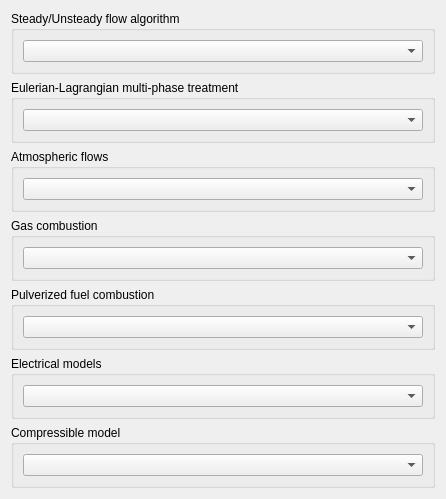
This is gui/Pages/AnalysisFeaturesForm.ui in code-saturne/code_saturne as Qt 5 draws it before an edit. The edited form follows.
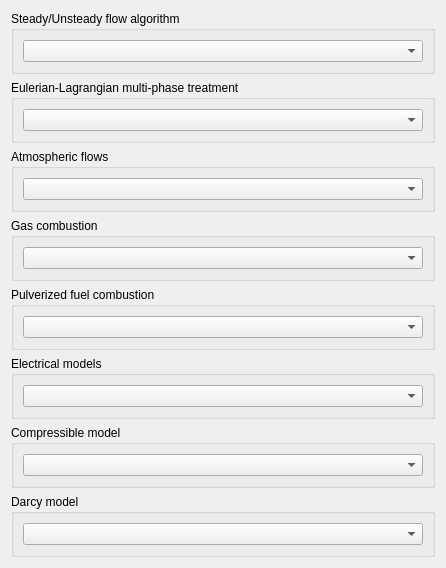
This is the edited form.

Commit message: add darcy module in GUI

What changed in the file:
```diff
--- a/gui/Pages/AnalysisFeaturesForm.ui
+++ b/gui/Pages/AnalysisFeaturesForm.ui
@@ -6,14 +6,14 @@
    <rect>
     <x>0</x>
     <y>0</y>
-    <width>436</width>
-    <height>498</height>
+    <width>432</width>
+    <height>528</height>
    </rect>
   </property>
   <property name="windowTitle">
    <string>Form</string>
   </property>
-  <layout class="QGridLayout" name="gridLayout_2">
+  <layout class="QGridLayout" name="gridLayout_3">
    <item row="0" column="0">
     <widget class="QGroupBox" name="groupBoxSteadyFlow">
      <property name="title">
@@ -400,6 +400,67 @@
     </widget>
    </item>
    <item row="7" column="0">
+    <widget class="QGroupBox" name="groupBoxDarcy">
+     <property name="title">
+      <string>Darcy model</string>
+     </property>
+     <layout class="QGridLayout" name="gridLayout_2">
+      <item row="0" column="0">
+       <layout class="QHBoxLayout" name="horizontalLayout_2">
+        <item>
+         <spacer>
+          <property name="orientation">
+           <enum>Qt::Horizontal</enum>
+          </property>
+          <property name="sizeHint" stdset="0">
+           <size>
+            <width>16</width>
+            <height>22</height>
+           </size>
+          </property>
+         </spacer>
+        </item>
+        <item>
+         <widget class="QComboBox" name="comboBoxDarcy">
+          <property name="minimumSize">
+           <size>
+            <width>400</width>
+            <height>0</height>
+           </size>
+          </property>
+          <property name="sizeIncrement">
+           <size>
+            <width>0</width>
+            <height>0</height>
+           </size>
+          </property>
+          <property name="toolTip">
+           <string>Code_Saturne key word: ICOMPF</string>
+          </property>
+          <property name="statusTip">
+           <string>Select the combustion modelling</string>
+          </property>
+         </widget>
+        </item>
+        <item>
+         <spacer>
+          <property name="orientation">
+           <enum>Qt::Horizontal</enum>
+          </property>
+          <property name="sizeHint" stdset="0">
+           <size>
+            <width>17</width>
+            <height>22</height>
+           </size>
+          </property>
+         </spacer>
+        </item>
+       </layout>
+      </item>
+     </layout>
+    </widget>
+   </item>
+   <item row="8" column="0">
     <spacer>
      <property name="orientation">
       <enum>Qt::Vertical</enum>
```
The commit also changes 45 other files.
